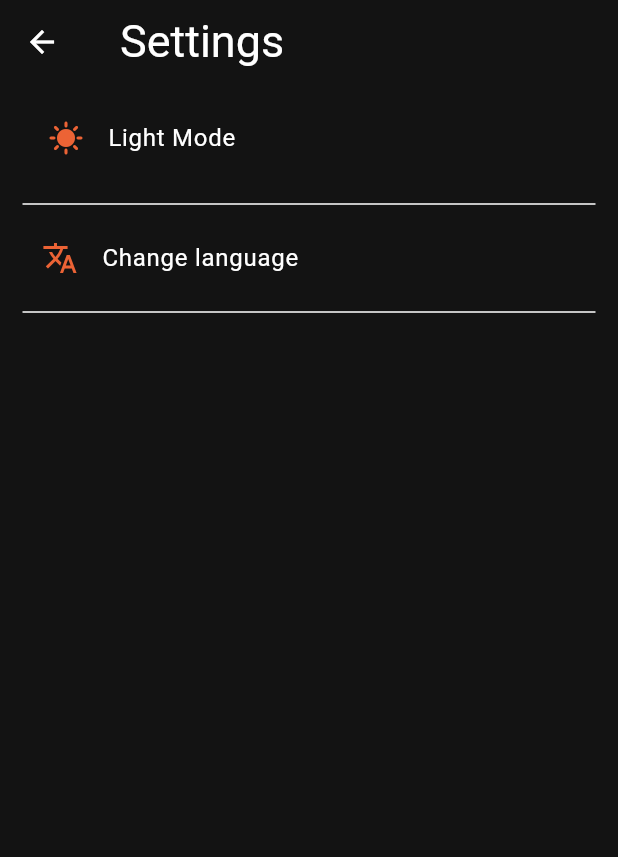
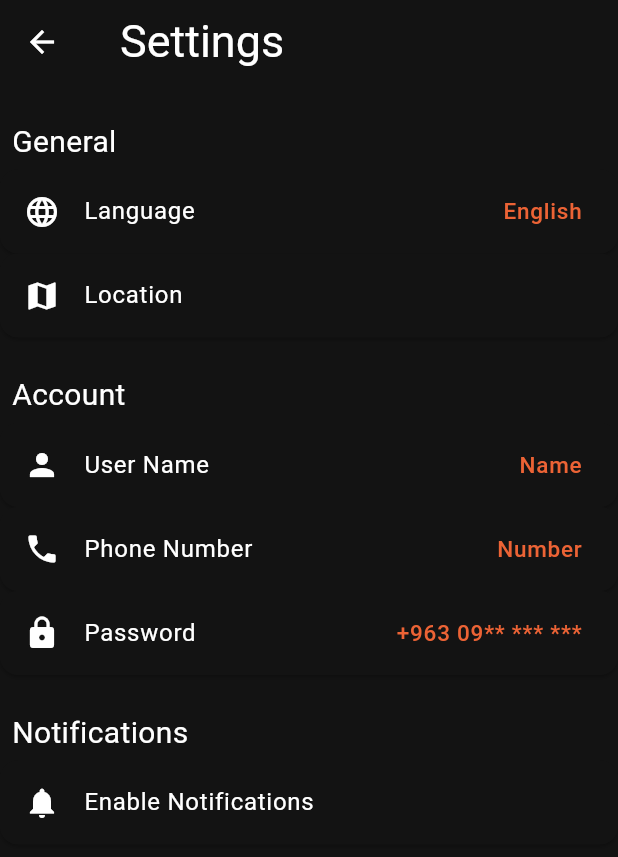
Before and after one commit to Dada6x/SpeedOrder-Mobile-delivery-app, a Flutter app: the SettingsPage screen opened directly, on a phone screen of 412 x 824 dp. Shown: the top 857 px of the screen. Run offline on Flutter 3.47's test engine with Material 3 defaults, Android fonts, the phone set to English and light mode, and no system bars; our stand-ins replace curved_navigation_bar, flutter_map, geocoding, geolocator, get, image_picker and 6 more; missing offline and left inert: awesome_icons; accounts and stored records are empty.

Commit message:
added zains files

```diff
--- a/lib/Screens/profile_page.dart
+++ b/lib/Screens/profile_page.dart
@@ -1,10 +1,9 @@
 import 'package:flutter/material.dart';
 import 'package:get/get.dart';
+import 'package:mamamia_uniproject/Screens/profile_screens/Settings/settings_page.dart';
 import 'package:mamamia_uniproject/Screens/profile_screens/help_center.dart';
-import 'package:mamamia_uniproject/Screens/profile_screens/settings_page.dart';
 import 'package:mamamia_uniproject/components/normal_appbar.dart';
 import 'package:mamamia_uniproject/Auth/Login_Page.dart';
-
 
 class ProfilePage extends StatefulWidget {
   const ProfilePage({super.key});
@@ -84,7 +83,7 @@ class _ProfilePageState extends State<ProfilePage> {
                   title: 'Settings'.tr,
                   icon: const Icon(Icons.settings),
                   destination: () {
-                    Get.to(const SettingsPage());
+                    Get.to(SettingsPage());
                   },
                 ),
                 MenuListItem(
--- /dev/null
+++ b/lib/Screens/profile_screens/Settings/comp/settings_comps.dart
@@ -0,0 +1,29 @@
+import 'package:flutter/material.dart';
+
+class SettingsComps extends StatelessWidget {
+  final String title;
+  final Icon? icon;
+  final Function destination;
+  final Widget? trailing;
+  const SettingsComps(
+      {super.key,
+      required this.title,
+      this.icon,
+      required this.destination,
+      this.trailing});
+  @override
+  Widget build(BuildContext context) {
+    return Card(
+      margin: const EdgeInsets.all(0.0),
+      child: ListTile(
+        onTap: () => destination(),
+        title: Text(
+          title,
+          style: const TextStyle(),
+        ),
+        leading: icon,
+        trailing: trailing,
+      ),
+    );
+  }
+}
--- /dev/null
+++ b/lib/Screens/profile_screens/Settings/comp/settings_section.dart
@@ -0,0 +1,20 @@
+import 'package:flutter/material.dart';
+import 'package:get/get.dart';
+
+class SettingsSection extends StatelessWidget {
+  final String title;
+  const SettingsSection({super.key, required this.title});
+
+  @override
+  Widget build(BuildContext context) {
+    return Padding(
+      padding: const EdgeInsets.only(left: 8.0, bottom: 4.0, top: 24),
+      child: Text(
+        title.tr,
+        style: const TextStyle(
+          fontSize: 20,
+        ),
+      ),
+    );
+  }
+}
--- /dev/null
+++ b/lib/Screens/profile_screens/Settings/settings_page.dart
@@ -0,0 +1,93 @@
+import 'package:flutter/material.dart';
+import 'package:get/get.dart';
+import 'package:mamamia_uniproject/Auth/Login_Page.dart';
+import 'package:mamamia_uniproject/Controllers/profile_controller.dart';
+import 'package:mamamia_uniproject/Screens/profile_screens/Settings/comp/settings_comps.dart';
+import 'package:mamamia_uniproject/Screens/profile_screens/Settings/comp/settings_section.dart';
+import 'package:mamamia_uniproject/Screens/profile_screens/Settings/notifications_page.dart';
+import 'package:mamamia_uniproject/components/normal_appbar.dart';
+
+class SettingsPage extends StatelessWidget {
+  SettingsPage({super.key});
+  bool isEn = false;
+// location
+// themes
+// idk :D
+  @override
+  Widget build(BuildContext context) {
+    final theme = Get.theme;
+    return Scaffold(
+      appBar: NormalAppBar("Settings".tr),
+      body: Container(
+        // color: theme.secondaryHeaderColor,
+        child: Column(
+          crossAxisAlignment: CrossAxisAlignment.start,
+          children: [
+            SettingsSection(
+              title: "General".tr,
+            ),
+            SettingsComps(
+              title: "Language".tr,
+              icon: const Icon(Icons.language_sharp),
+              destination: () {
+                Locale currentLocale = Get.locale ?? const Locale("en");
+                Get.updateLocale(currentLocale.languageCode == "en"
+                    ? const Locale("ar")
+                    : const Locale("en"));
+              },
+              trailing: Text(
+                "English".tr,
+                style: SettingsTextStyle(context),
+              ),
+            ),
+            SettingsComps(
+              title: "Location".tr,
+              icon: const Icon(Icons.map),
+              destination: () {
+                Get.to(const LoginPage());
+              },
+            ),
+            SettingsSection(title: "Account"),
+            SettingsComps(
+              title: "User Name".tr,
+              icon: Icon(Icons.person),
+              destination: () {},
+              trailing: Text(
+                'Name'.tr,
+                style: SettingsTextStyle(context),
+              ),
+            ),
+            SettingsComps(
+              title: "Phone Number".tr,
+              icon: Icon(Icons.phone),
+              destination: () {},
+              trailing: Text(
+                'Number'.tr,
+                style: SettingsTextStyle(context),
+              ),
+            ),
+            SettingsComps(
+              title: "Password".tr,
+              icon: Icon(Icons.lock),
+              destination: () {},
+              trailing: Text(
+                '+963 09** *** ***',
+                style: SettingsTextStyle(context),
+              ),
+            ),
+            SettingsSection(title: "Notifications".tr),
+            SettingsComps(
+                title: "Enable Notifications".tr,
+                icon: Icon(Icons.notifications),
+                destination: () {
+                  Get.to(NotificationsPage());
+                }),
+          ],
+        ),
+      ),
+    );
+  }
+
+  TextStyle SettingsTextStyle(BuildContext context) =>
+      TextStyle(color: Theme.of(context).colorScheme.primary, fontSize: 15);
+}
--- a/lib/Screens/profile_screens/settings_page.dart
+++ /dev/null
@@ -1,52 +0,0 @@
-import 'package:flutter/material.dart';
-import 'package:get/get.dart';
-import 'package:mamamia_uniproject/components/normal_appbar.dart';
-import 'package:mamamia_uniproject/theme/theme_controller.dart';
-
-class SettingsPage extends StatelessWidget {
-  const SettingsPage({super.key});
-  @override
-  Widget build(BuildContext context) {
-    return Scaffold(
-      appBar: NormalAppBar("Settings".tr),
-      body: Center(
-          child: Column(
-        children: [
-          const ListTile(
-            title: Align(
-                alignment: Alignment.centerLeft, child: ThemeToggleButton()),
-          ),
-          ProjectDivider(),
-          //! changing the language button
-          Padding(
-            padding: const EdgeInsets.only(left: 12, right: 12),
-            child: ListTile(
-              leading: Icon(
-                Icons.translate,
-                color: Theme.of(context).colorScheme.primary,
-              ),
-              title: Text(
-                "Change language".tr,
-              ),
-              onTap: () {
-                Locale currentLocale = Get.locale ?? const Locale("en");
-                Get.updateLocale(currentLocale.languageCode == "en"
-                    ? const Locale("ar")
-                    : const Locale("en"));
-              },
-            ),
-          ),
-          ProjectDivider()
-        ],
-      )),
-    );
-  }
-
-  // ignore: non_constant_identifier_names
-  Widget ProjectDivider() {
-    return const Divider(
-      indent: 15,
-      endIndent: 15,
-    );
-  }
-}
--- a/lib/components/favorite_card.dart
+++ b/lib/components/favorite_card.dart
@@ -4,7 +4,6 @@ import 'package:mamamia_uniproject/Controllers/Home_Page_controller.dart';
 import 'package:mamamia_uniproject/Controllers/favoriteController.dart';
 import 'package:mamamia_uniproject/Screens/productpage.dart';
 import 'package:mamamia_uniproject/components/Product_card_HomePage.dart';
-
 
 class FavoriteCard extends StatelessWidget {
   int? indexinList;
@@ -72,7 +71,7 @@ class FavoriteCard extends StatelessWidget {
                             //! product price @cart
                             '${product.price} \$',
                             style: TextStyle(
-                                                              color: Theme.of(context).colorScheme.primary,
+                                color: Theme.of(context).colorScheme.primary,
                                 fontSize: 20,
                                 fontWeight: FontWeight.bold),
                           ),
@@ -96,7 +95,7 @@ class FavoriteCard extends StatelessWidget {
                             },
                             icon: Icon(
                               Icons.close,
-                                                            color: Theme.of(context).colorScheme.primary,
+                              color: Theme.of(context).colorScheme.primary,
                               size: 30,
                             ))
                       ],
--- a/lib/components/language_toggle_button_icon.dart
+++ b/lib/components/language_toggle_button_icon.dart
@@ -16,7 +16,7 @@ class LanguageToggleButtonIcon extends StatelessWidget {
                 ? const Locale("ar")
                 : const Locale("en"));
           },
-          icon: Icon(SolarIconsBold.global,
+          icon: Icon(Icons.language_sharp,
               color: Theme.of(context).colorScheme.primary)),
     );
   }
--- a/lib/language/local.dart
+++ b/lib/language/local.dart
@@ -126,4 +126,13 @@ const Map<String, String> arabic = {
   "Enter manually": "الادخال بشكل يدوي",
   "You are all set Up ": "انت جاهز !",
   "Enter Card info": "ادخل معلومات بطاقتك",
+  "First Name": "الاسم الأول",
+  "Last Name": "الاسم الأخير",
+  "General": "الاعدادات العامة",
+  "Account": "حساب",
+  "Phone Number": "رقم الهاتف",
+  "Notifications": "إشعارات",
+  "Enable Notifications": "تفعيل الإشعارات",
+  "English": "عربي",
+  "Language": "اللغة"
 };
```
Also changed, not shown: lib/Screens/productpage.dart (+141 -59 lines), lib/Screens/profile_screens/Settings/notifications_page.dart (added, +74 -0 lines), lib/components/Product_card_HomePage.dart (+2 -17 lines), lib/components/favorite_button.dart (added, +29 -0 lines), 2 other files.
